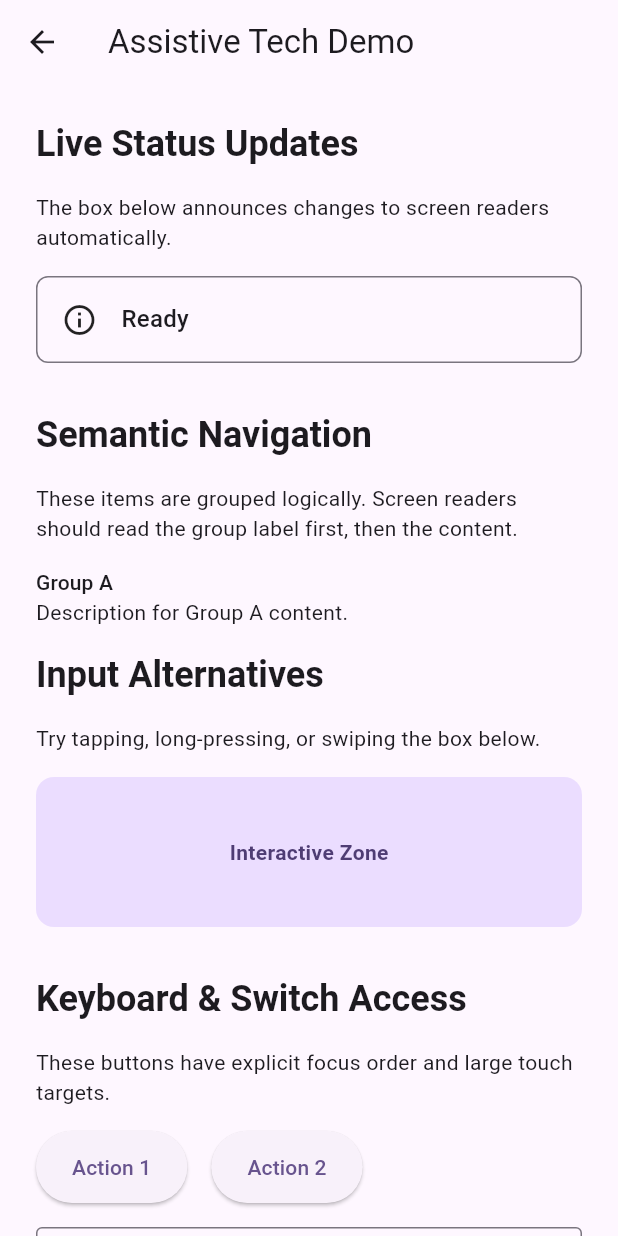
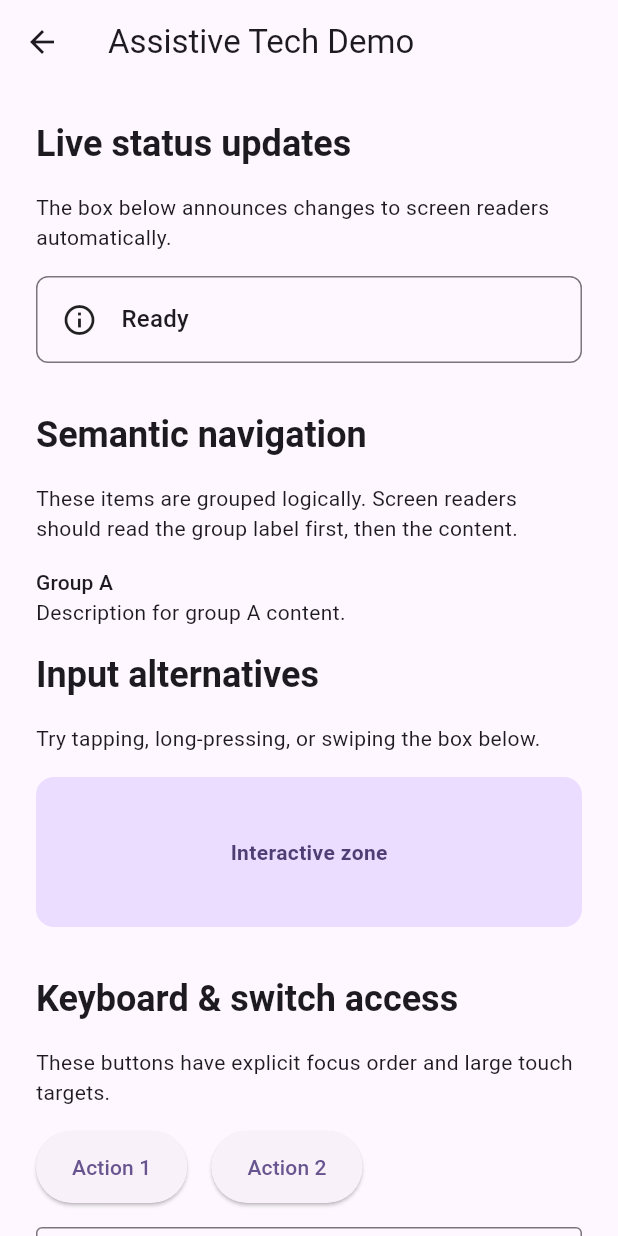
Before and after one commit to ab22593k/rhizosphere, a Flutter app: the screen it shows after launch, after a tap on "Open Full Demo", on a phone screen of 412 x 824 dp. Run offline on Flutter 3.47's test engine with Material 3 defaults, Android fonts, the phone set to English and light mode, and no system bars; our stand-ins replace flutter_riverpod; missing offline and left inert: analyzer, custom_lint_builder.

Commit message:
feat(i18n): Integrate internationalization and expose AppLocalizations
This commit fully integrates the internationalization system within the `rhizosphere` example application and exposes `AppLocalizations` from the core package.

Key changes include:
*   **Example App Integration**:
    *   Updated `HomeScreen`, `SettingsScreen`, `AdaptiveDemo`, and `FullAssistiveDemo` to utilize `AppLocalizations` for various UI texts (app bar titles, navigation labels, button labels, welcome messages).
    *   Configured `main.dart` with `localizationsDelegates` and `supportedLocales` to enable full multi-language support for the example.
    *   Added `flutter_localizations` and `intl` as direct dependencies in `example/pubspec.yaml`.
*   **Package Enhancements**:
    *   Exported `app_localizations.dart` from `lib/rhizosphere.dart`, making localization classes readily available to package consumers.
*   **Consistency Improvements**:
    *   Applied minor casing adjustments to text strings in demo files (e.g., 'Adaptive Layout Demo' to 'Adaptive layout demo') for consistent presentation.

This ensures the example app properly demonstrates the i18n capabilities and makes localization features more accessible throughout the `rhizosphere` package.

```diff
--- a/example/lib/demo/adaptive_demo.dart
+++ b/example/lib/demo/adaptive_demo.dart
@@ -47,7 +47,7 @@ class _AdaptiveDemoState extends ConsumerState<AdaptiveDemo> {
 
     return NavigationSuiteScaffold(
       appBar: AdaptiveAppBar(
-        title: const Text('Adaptive Layout Demo'),
+        title: const Text('Adaptive layout demo'),
         actions: [
           IconButton(onPressed: () {}, icon: const Icon(Icons.search)),
           IconButton(onPressed: () {}, icon: const Icon(Icons.more_vert)),
@@ -73,7 +73,7 @@ class _AdaptiveDemoState extends ConsumerState<AdaptiveDemo> {
       case 1:
         return const ItemsPane();
       case 2:
-        return const Center(child: Text('Settings Page'));
+        return const Center(child: Text('Settings page'));
       default:
         return const SizedBox.shrink();
     }
@@ -97,7 +97,7 @@ class DashboardPane extends StatelessWidget {
             margin: const EdgeInsets.all(8),
             child: ListTile(
               leading: CircleAvatar(child: Text('${index + 1}')),
-              title: Text('Dashboard Item ${index + 1}'),
+              title: Text('Dashboard item ${index + 1}'),
               subtitle: const Text('Adaptive content goes here'),
             ),
           );
--- a/example/lib/demo/full_assistive_demo.dart
+++ b/example/lib/demo/full_assistive_demo.dart
@@ -36,7 +36,7 @@ class _FullAssistiveDemoState extends State<FullAssistiveDemo> {
           crossAxisAlignment: CrossAxisAlignment.start,
           children: [
             // Live Region Section
-            _buildSectionHeader('Live Status Updates'),
+            _buildSectionHeader('Live status updates'),
             const Text(
               'The box below announces changes to screen readers automatically.',
             ),
@@ -67,7 +67,7 @@ class _FullAssistiveDemoState extends State<FullAssistiveDemo> {
             const SizedBox(height: 32),
 
             // Semantic Order Section
-            _buildSectionHeader('Semantic Navigation'),
+            _buildSectionHeader('Semantic navigation'),
             const Text(
               'These items are grouped logically. Screen readers should read the group label first, then the content.',
             ),
@@ -80,14 +80,14 @@ class _FullAssistiveDemoState extends State<FullAssistiveDemo> {
                     'Group A',
                     style: Theme.of(context).textTheme.labelLarge,
                   ),
-                  const Text('Description for Group A content.'),
+                  const Text('Description for group A content.'),
                 ],
               ),
             ),
             const SizedBox(height: 16),
 
             // Input Alternatives Section
-            _buildSectionHeader('Input Alternatives'),
+            _buildSectionHeader('Input alternatives'),
             const Text('Try tapping, long-pressing, or swiping the box below.'),
             const SizedBox(height: 16),
             GestureHandler(
@@ -101,7 +101,7 @@ class _FullAssistiveDemoState extends State<FullAssistiveDemo> {
                   borderRadius: BorderRadius.circular(12),
                 ),
                 child: Text(
-                  'Interactive Zone',
+                  'Interactive zone',
                   style: TextStyle(
                     color: Theme.of(context).colorScheme.onPrimaryContainer,
                     fontWeight: FontWeight.bold,
@@ -113,7 +113,7 @@ class _FullAssistiveDemoState extends State<FullAssistiveDemo> {
             const SizedBox(height: 32),
 
             // Focus & Keyboard Section
-            _buildSectionHeader('Keyboard & Switch Access'),
+            _buildSectionHeader('Keyboard & switch access'),
             const Text(
               'These buttons have explicit focus order and large touch targets.',
             ),
--- a/example/lib/demo/home_screen.dart
+++ b/example/lib/demo/home_screen.dart
@@ -24,13 +24,14 @@ class _HomeScreenState extends ConsumerState<HomeScreen> {
 
   @override
   Widget build(BuildContext context) {
+    final l10n = AppLocalizations.of(context)!;
     return Scaffold(
       appBar: AppBar(
-        title: DynamicTooltipLabel(text: 'Rhizosphere Demo'),
+        title: DynamicTooltipLabel(text: '${l10n.appTitle} Demo'),
         actions: [
           IconButton(
             icon: const Icon(Icons.settings),
-            tooltip: 'Settings',
+            tooltip: l10n.settingsLabel,
             onPressed: () {
               Navigator.of(
                 context,
@@ -45,7 +46,7 @@ class _HomeScreenState extends ConsumerState<HomeScreen> {
           child: Column(
             mainAxisAlignment: MainAxisAlignment.center,
             children: [
-              const Text('Welcome to Rhizosphere'),
+              Text('Welcome to ${l10n.appTitle}'),
               const SizedBox(height: 20),
               // Demonstrate AccessibleImage
               AccessibleImage(
@@ -53,6 +54,17 @@ class _HomeScreenState extends ConsumerState<HomeScreen> {
                 semanticsLabel:
                     'Placeholder image demonstrating accessibility caption positioning',
                 caption: 'Accessible image with caption',
+              ),
+              const SizedBox(height: 20),
+              // Demonstrate Localized Button (Positive Outcome)
+              AccessibleButton(
+                label: l10n.savePhoto,
+                semanticLabel: 'Save photo to gallery',
+                onPressed: () {
+                  ScaffoldMessenger.of(context).showSnackBar(
+                    SnackBar(content: Text('${l10n.savePhoto} clicked')),
+                  );
+                },
               ),
               const SizedBox(height: 20),
               // Demonstrate AccessibleText
--- a/example/lib/demo/settings_screen.dart
+++ b/example/lib/demo/settings_screen.dart
@@ -9,9 +9,10 @@ class SettingsScreen extends ConsumerWidget {
   Widget build(BuildContext context, WidgetRef ref) {
     final config = ref.watch(accessibilityProvider);
     final notifier = ref.read(accessibilityProvider.notifier);
+    final l10n = AppLocalizations.of(context)!;
 
     return Scaffold(
-      appBar: AppBar(title: const Text('Settings')),
+      appBar: AppBar(title: Text(l10n.settingsLabel)),
       body: ListView(
         children: [
           SwitchListTile(
--- a/example/lib/main.dart
+++ b/example/lib/main.dart
@@ -1,4 +1,5 @@
 import 'package:flutter/material.dart';
+import 'package:flutter_localizations/flutter_localizations.dart';
 import 'package:flutter_riverpod/flutter_riverpod.dart';
 import 'package:rhizosphere/rhizosphere.dart';
 import 'demo/home_screen.dart';
@@ -22,6 +23,13 @@ class MyApp extends ConsumerWidget {
 
     return MaterialApp(
       title: 'Rhizosphere Demo',
+      localizationsDelegates: const [
+        AppLocalizations.delegate,
+        GlobalMaterialLocalizations.delegate,
+        GlobalWidgetsLocalizations.delegate,
+        GlobalCupertinoLocalizations.delegate,
+      ],
+      supportedLocales: const [Locale('en'), Locale('es'), Locale('de')],
       theme: ThemeData(colorScheme: effectiveScheme, useMaterial3: true),
       builder: (context, child) {
         return AccessibleWrapper(child: child!);
--- a/example/pubspec.yaml
+++ b/example/pubspec.yaml
@@ -9,6 +9,9 @@ environment:
 dependencies:
   flutter:
     sdk: flutter
+  flutter_localizations:
+    sdk: flutter
+  intl: ^0.20.2
   flutter_riverpod: ^3.0.3
   rhizosphere:
     path: ..
--- a/lib/rhizosphere.dart
+++ b/lib/rhizosphere.dart
@@ -51,3 +51,6 @@ export 'core/adaptive/components/adaptive_app_bar.dart';
 export 'features/adaptive_layout/views/adaptive_scaffold.dart';
 export 'features/adaptive_layout/widgets/responsive_pane.dart';
 export 'features/adaptive_layout/providers/adaptive_layout_provider.dart';
+
+// Localization
+export 'l10n/app_localizations.dart';
```
Also changed, not shown: example/pubspec.lock.
